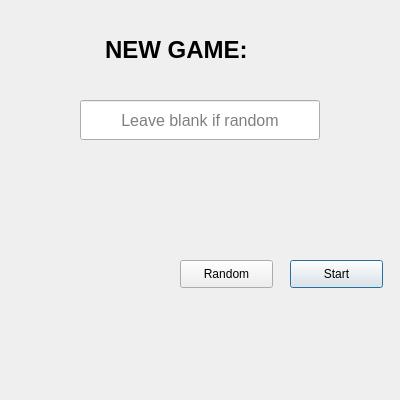
The window that BigPythonEnergy/ui/newGame.ui (mucsci-students/2023fa-420-BigPythonEnergy) describes before a commit, drawn with Qt 5.
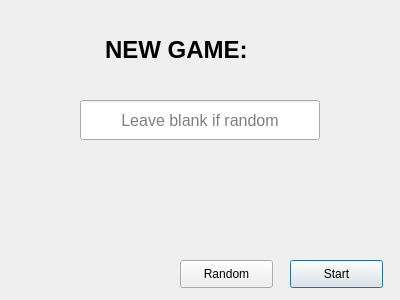
The same window after the commit. Icons and pictures are not drawn.

```diff
--- a/BigPythonEnergy/ui/newGame.ui
+++ b/BigPythonEnergy/ui/newGame.ui
@@ -7,13 +7,13 @@
     <x>0</x>
     <y>0</y>
     <width>400</width>
-    <height>400</height>
+    <height>300</height>
    </rect>
   </property>
   <property name="minimumSize">
    <size>
     <width>400</width>
-    <height>400</height>
+    <height>300</height>
    </size>
   </property>
   <property name="windowTitle">
```
